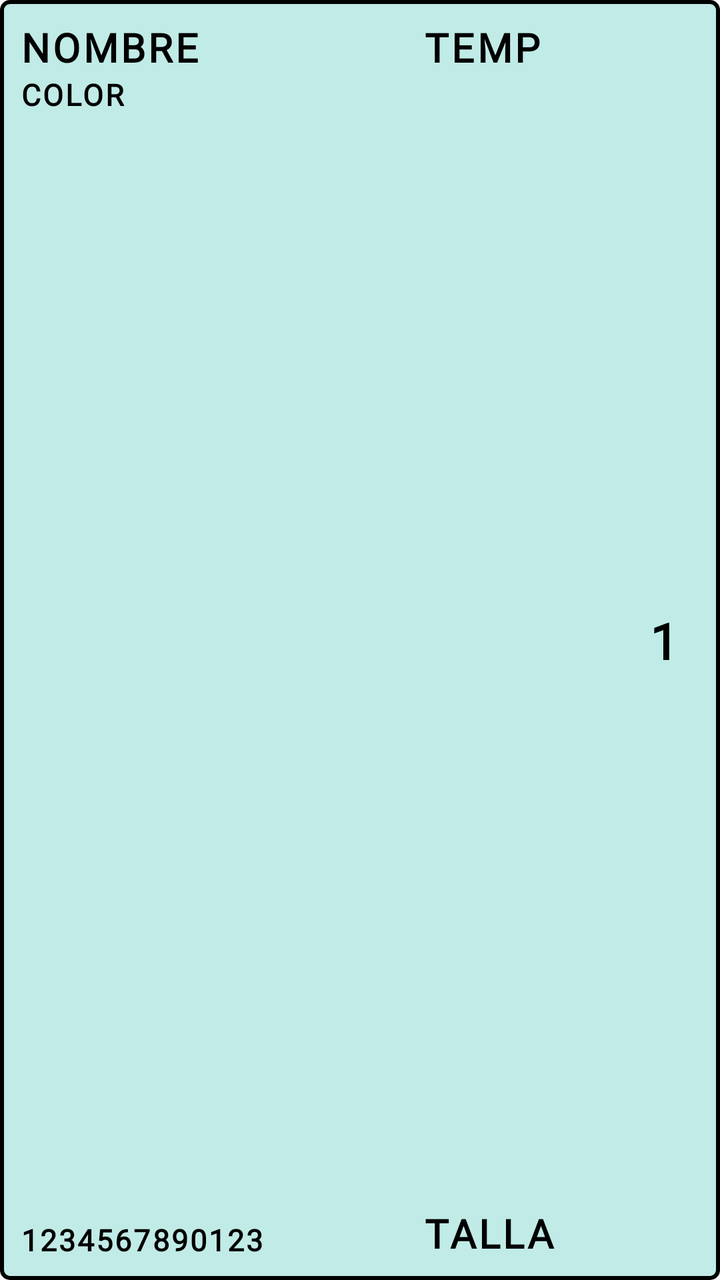
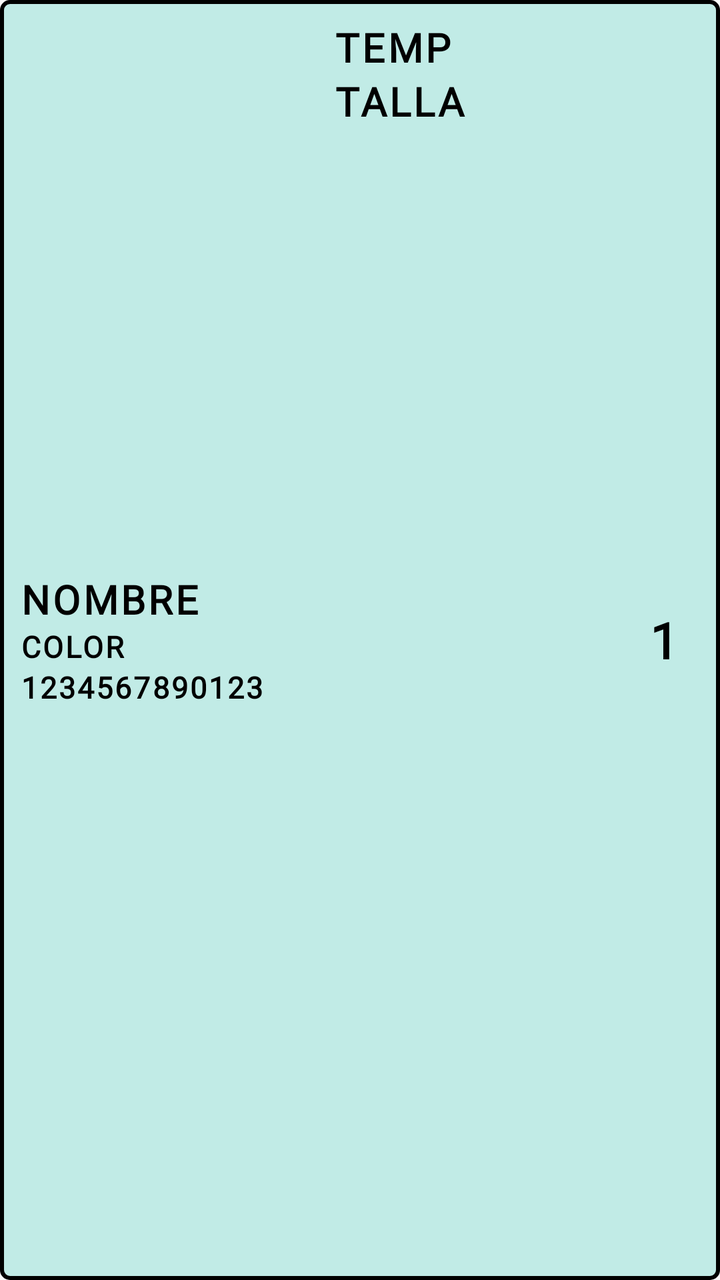

Compare the two renders of this Android layout. The source of the first and the diff that turns it into the second are given below.
<!-- AndroidManifest.xml: application theme Theme.Gestock -->
<!-- res/layout/adapter_producto.xml -->
<?xml version="1.0" encoding="utf-8"?>
<androidx.constraintlayout.widget.ConstraintLayout xmlns:android="http://schemas.android.com/apk/res/android" xmlns:app="http://schemas.android.com/apk/res-auto"
    android:background="@drawable/border_line_producte"
    android:focusable="false"
    android:clickable="false"
    android:layout_width="match_parent"
    android:layout_height="80dp"
    android:layout_marginTop="1dp">
    <TextView
        android:textSize="20sp"
        android:textStyle="bold"
        android:textColor="@color/black"
        android:id="@+id/nombre_producto"
        android:focusable="false"
        android:clickable="false"
        android:layout_width="wrap_content"
        android:layout_height="wrap_content"
        android:text="NOMBRE"
        android:fontFamily="@font/abhaya_libre"
        android:letterSpacing="0.07"
        app:layout_constraintStart_toStartOf="parent"
        app:layout_constraintTop_toTopOf="parent"/>
    <TextView
        android:textSize="15sp"
        android:textStyle="bold"
        android:textColor="@color/black"
        android:id="@+id/color_producto"
        android:focusable="false"
        android:clickable="false"
        android:layout_width="wrap_content"
        android:layout_height="wrap_content"
        android:text="COLOR"
        android:fontFamily="@font/abhaya_libre"
        android:letterSpacing="0.07"
        app:layout_constraintStart_toStartOf="parent"
        app:layout_constraintTop_toBottomOf="@+id/nombre_producto"/>
    <TextView
        android:textSize="15sp"
        android:textStyle="bold"
        android:textColor="@color/black"
        android:id="@+id/ean_producto"
        android:focusable="false"
        android:clickable="false"
        android:layout_width="wrap_content"
        android:layout_height="wrap_content"
        android:text="1234567890123"
        android:fontFamily="@font/abhaya_libre"
        android:letterSpacing="0.07"
        app:layout_constraintBottom_toBottomOf="parent"
        app:layout_constraintStart_toStartOf="parent"/>
    <TextView
        android:textSize="20sp"
        android:textStyle="bold"
        android:textColor="@color/black"
        android:id="@+id/temporada_producto"
        android:focusable="false"
        android:clickable="false"
        android:layout_width="wrap_content"
        android:layout_height="wrap_content"
        android:text="TEMP"
        android:fontFamily="@font/abhaya_libre"
        android:letterSpacing="0.07"
        app:layout_constraintEnd_toEndOf="parent"
        app:layout_constraintStart_toEndOf="@+id/ean_producto"
        app:layout_constraintTop_toTopOf="parent"/>
    <TextView
        android:textSize="20sp"
        android:textStyle="bold"
        android:textColor="@color/black"
        android:id="@+id/talla_producto"
        android:focusable="false"
        android:clickable="false"
        android:layout_width="wrap_content"
        android:layout_height="wrap_content"
        android:text="TALLA"
        android:fontFamily="@font/abhaya_libre"
        android:letterSpacing="0.07"
        app:layout_constraintBottom_toBottomOf="parent"
        app:layout_constraintStart_toStartOf="@+id/temporada_producto"/>
    <TextView
        android:textSize="25sp"
        android:textStyle="bold"
        android:textColor="@color/black"
        android:id="@+id/cantidad_producto"
        android:focusable="false"
        android:clickable="false"
        android:layout_width="wrap_content"
        android:layout_height="wrap_content"
        android:text="1"
        android:fontFamily="@font/abhaya_libre"
        android:layout_marginEnd="10dp"
        android:letterSpacing="0.07"
        app:layout_constraintBottom_toBottomOf="parent"
        app:layout_constraintEnd_toEndOf="parent"
        app:layout_constraintTop_toTopOf="parent"/>
</androidx.constraintlayout.widget.ConstraintLayout>
<!-- resources referenced by this layout -->
<resources>
  <color name="black">#ff000000</color>
  <!-- drawable border_line_producte (drawable) -->
  <?xml version="1.0" encoding="utf-8"?>
  <shape xmlns:android="http://schemas.android.com/apk/res/android">
      <solid android:color="@color/blau_adapter"/>
      <stroke
          android:width="2dp"
          android:color="#000000"/>
      <corners android:radius="4dp"/>
      <padding
          android:left="10dp"
          android:top="10dp"
          android:right="10dp"
          android:bottom="10dp"/>
  </shape>
  <style name="Theme.Gestock" parent="Theme.MaterialComponents.DayNight.NoActionBar.Bridge">
          <item name="colorOnPrimary">@color/white</item>
          <item name="colorOnSecondary">@color/black</item>
          <item name="colorPrimary">@color/black_34</item>
          <item name="colorPrimaryVariant">@color/purple_700</item>
          <item name="colorSecondary">@color/teal_200</item>
          <item name="colorSecondaryVariant">@color/teal_700</item>
      </style>
  <color name="blau_adapter">#c1ebe6</color>
  <color name="white">#ffffffff</color>
  <color name="black_34">#57090909</color>
  <color name="purple_700">#ff3700b3</color>
  <color name="teal_200">#ff03dac5</color>
  <color name="teal_700">#ff018786</color>
</resources>

<!-- the commit's change to res/layout/adapter_producto.xml (unified diff, before → after) -->
@@ -1,96 +1,122 @@
 <?xml version="1.0" encoding="utf-8"?>
-<androidx.constraintlayout.widget.ConstraintLayout xmlns:android="http://schemas.android.com/apk/res/android" xmlns:app="http://schemas.android.com/apk/res-auto"
-    android:background="@drawable/border_line_producte"
+<LinearLayout
+    xmlns:android="http://schemas.android.com/apk/res/android"
+    xmlns:app="http://schemas.android.com/apk/res-auto"
+    android:layout_width="match_parent"
+    android:layout_height="wrap_content"
+
     android:focusable="false"
     android:clickable="false"
-    android:layout_width="match_parent"
-    android:layout_height="80dp"
-    android:layout_marginTop="1dp">
+    android:background="@drawable/border_line_producte"
+    android:orientation="horizontal"
+    android:gravity="center_vertical">
+
+    PASAR A LINEARS LAYOUTS, FER-HO IGUAL QUE APAREIX EN LA PDA.
+
+    -- NO REFRESCAR LA APP DEL ANDROID STUDIO --
+
+    <LinearLayout
+        android:layout_width="0dp"
+        android:layout_height="wrap_content"
+        android:layout_weight="1"
+        android:orientation="vertical">
+
+        <TextView
+            android:id="@+id/nombre_producto"
+            android:focusable="false"
+            android:clickable="false"
+            android:layout_width="wrap_content"
+            android:layout_height="wrap_content"
+
+            android:textSize="20sp"
+            android:textStyle="bold"
+            android:textColor="@color/black"
+            android:text="NOMBRE"
+            android:fontFamily="@font/abhaya_libre"
+            android:letterSpacing="0.07" />
+
+        <TextView
+            android:id="@+id/color_producto"
+            android:focusable="false"
+            android:clickable="false"
+            android:layout_width="match_parent"
+            android:layout_height="wrap_content"
+
+            android:textSize="15sp"
+            android:textStyle="bold"
+            android:textColor="@color/black"
+            android:text="COLOR"
+            android:fontFamily="@font/abhaya_libre"
+            android:letterSpacing="0.07"/>
+
+        <TextView
+            android:id="@+id/ean_producto"
+            android:focusable="false"
+            android:clickable="false"
+            android:layout_width="wrap_content"
+            android:layout_height="wrap_content"
+
+            android:textSize="15sp"
+            android:textStyle="bold"
+            android:textColor="@color/black"
+            android:text="1234567890123"
+            android:fontFamily="@font/abhaya_libre"
+            android:letterSpacing="0.07" />
+
+    </LinearLayout>
+
+
+    <LinearLayout
+        android:layout_width="0dp"
+        android:layout_height="match_parent"
+        android:layout_weight="1"
+        android:orientation="vertical">
+
+        <TextView
+            android:id="@+id/temporada_producto"
+            android:focusable="false"
+            android:clickable="false"
+            android:layout_width="wrap_content"
+            android:layout_height="wrap_content"
+
+            android:textSize="20sp"
+            android:textStyle="bold"
+            android:textColor="@color/black"
+            android:text="TEMP"
+            android:fontFamily="@font/abhaya_libre"
+            android:letterSpacing="0.07"/>
+
+        <TextView
+            android:id="@+id/talla_producto"
+            android:focusable="false"
+            android:clickable="false"
+            android:layout_width="wrap_content"
+            android:layout_height="wrap_content"
+
+            android:textSize="20sp"
+            android:textStyle="bold"
+            android:textColor="@color/black"
+            android:text="TALLA"
+            android:fontFamily="@font/abhaya_libre"
+            android:letterSpacing="0.07"/>
+
+    </LinearLayout>
+
+
     <TextView
-        android:textSize="20sp"
-        android:textStyle="bold"
-        android:textColor="@color/black"
-        android:id="@+id/nombre_producto"
-        android:focusable="false"
-        android:clickable="false"
-        android:layout_width="wrap_content"
-        android:layout_height="wrap_content"
-        android:text="NOMBRE"
-        android:fontFamily="@font/abhaya_libre"
-        android:letterSpacing="0.07"
-        app:layout_constraintStart_toStartOf="parent"
-        app:layout_constraintTop_toTopOf="parent"/>
-    <TextView
-        android:textSize="15sp"
-        android:textStyle="bold"
-        android:textColor="@color/black"
-        android:id="@+id/color_producto"
-        android:focusable="false"
-        android:clickable="false"
-        android:layout_width="wrap_content"
-        android:layout_height="wrap_content"
-        android:text="COLOR"
-        android:fontFamily="@font/abhaya_libre"
-        android:letterSpacing="0.07"
-        app:layout_constraintStart_toStartOf="parent"
-        app:layout_constraintTop_toBottomOf="@+id/nombre_producto"/>
-    <TextView
-        android:textSize="15sp"
-        android:textStyle="bold"
-        android:textColor="@color/black"
-        android:id="@+id/ean_producto"
-        android:focusable="false"
-        android:clickable="false"
-        android:layout_width="wrap_content"
-        android:layout_height="wrap_content"
-        android:text="1234567890123"
-        android:fontFamily="@font/abhaya_libre"
-        android:letterSpacing="0.07"
-        app:layout_constraintBottom_toBottomOf="parent"
-        app:layout_constraintStart_toStartOf="parent"/>
-    <TextView
-        android:textSize="20sp"
-        android:textStyle="bold"
-        android:textColor="@color/black"
-        android:id="@+id/temporada_producto"
-        android:focusable="false"
-        android:clickable="false"
-        android:layout_width="wrap_content"
-        android:layout_height="wrap_content"
-        android:text="TEMP"
-        android:fontFamily="@font/abhaya_libre"
-        android:letterSpacing="0.07"
-        app:layout_constraintEnd_toEndOf="parent"
-        app:layout_constraintStart_toEndOf="@+id/ean_producto"
-        app:layout_constraintTop_toTopOf="parent"/>
-    <TextView
-        android:textSize="20sp"
-        android:textStyle="bold"
-        android:textColor="@color/black"
-        android:id="@+id/talla_producto"
-        android:focusable="false"
-        android:clickable="false"
-        android:layout_width="wrap_content"
-        android:layout_height="wrap_content"
-        android:text="TALLA"
-        android:fontFamily="@font/abhaya_libre"
-        android:letterSpacing="0.07"
-        app:layout_constraintBottom_toBottomOf="parent"
-        app:layout_constraintStart_toStartOf="@+id/temporada_producto"/>
-    <TextView
-        android:textSize="25sp"
-        android:textStyle="bold"
-        android:textColor="@color/black"
         android:id="@+id/cantidad_producto"
         android:focusable="false"
         android:clickable="false"
         android:layout_width="wrap_content"
         android:layout_height="wrap_content"
+
+        android:gravity="center_vertical"
+
+        android:textSize="25sp"
+        android:textStyle="bold"
+        android:textColor="@color/black"
         android:text="1"
         android:fontFamily="@font/abhaya_libre"
         android:layout_marginEnd="10dp"
-        android:letterSpacing="0.07"
-        app:layout_constraintBottom_toBottomOf="parent"
-        app:layout_constraintEnd_toEndOf="parent"
-        app:layout_constraintTop_toTopOf="parent"/>
-</androidx.constraintlayout.widget.ConstraintLayout>
+        android:letterSpacing="0.07"/>
+</LinearLayout>
